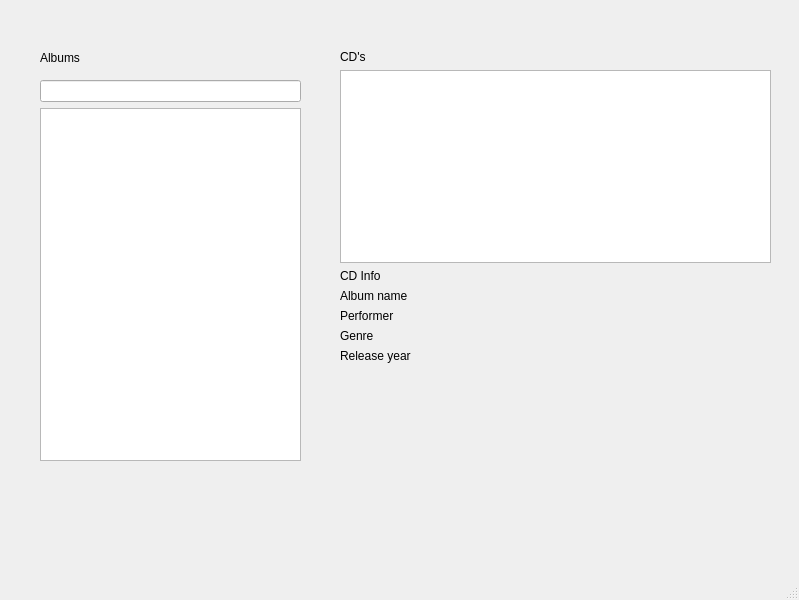
Before: the Qt Designer form ak7mp_22/ak7mp_semestral_work/mainwindow.ui in SedlarDavid/fai-utb-k4swi, drawn with Qt 5.
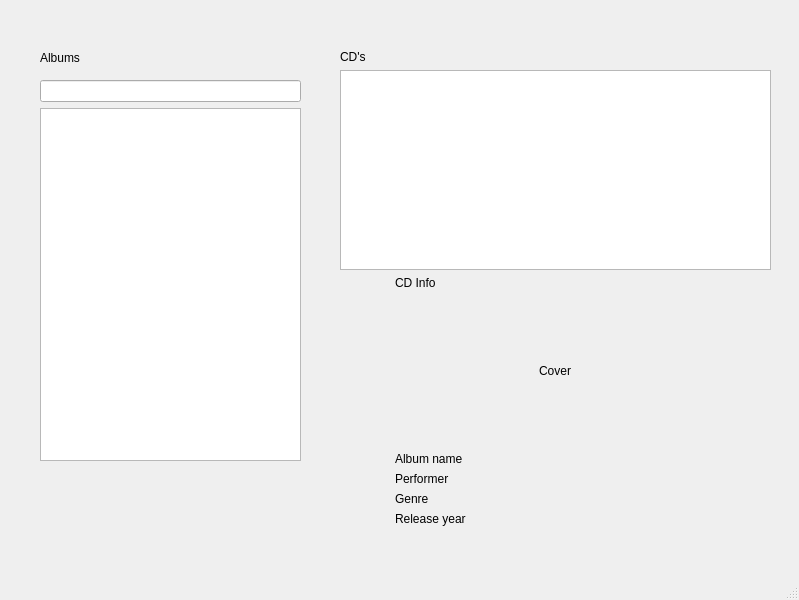
After: the same form once the commit is applied.

Commit message: album images displayed

Patch:
```diff
--- a/ak7mp_22/ak7mp_semestral_work/mainwindow.ui
+++ b/ak7mp_22/ak7mp_semestral_work/mainwindow.ui
@@ -20,7 +20,7 @@
       <x>340</x>
       <y>50</y>
       <width>431</width>
-      <height>411</height>
+      <height>516</height>
      </rect>
     </property>
     <layout class="QVBoxLayout" name="verticalLayout_4">
@@ -36,28 +36,42 @@
      </item>
      <item>
       <layout class="QGridLayout" name="gridLayout">
-       <item row="3" column="0">
-        <widget class="QLabel" name="albumGenre">
+       <item row="5" column="0">
+        <widget class="QLabel" name="albumReleaseYear">
          <property name="text">
-          <string>Genre</string>
+          <string>Release year</string>
+         </property>
+        </widget>
+       </item>
+       <item row="0" column="0">
+        <widget class="QLabel" name="label_2">
+         <property name="text">
+          <string>CD Info</string>
          </property>
         </widget>
        </item>
        <item row="2" column="0">
-        <widget class="QLabel" name="albumPerformer">
-         <property name="text">
-          <string>Performer</string>
-         </property>
-        </widget>
-       </item>
-       <item row="1" column="0">
         <widget class="QLabel" name="albumName">
          <property name="text">
           <string>Album name</string>
          </property>
         </widget>
        </item>
-       <item row="5" column="0">
+       <item row="3" column="0">
+        <widget class="QLabel" name="albumPerformer">
+         <property name="text">
+          <string>Performer</string>
+         </property>
+        </widget>
+       </item>
+       <item row="4" column="0">
+        <widget class="QLabel" name="albumGenre">
+         <property name="text">
+          <string>Genre</string>
+         </property>
+        </widget>
+       </item>
+       <item row="6" column="0">
         <spacer name="verticalSpacer">
          <property name="orientation">
           <enum>Qt::Vertical</enum>
@@ -70,17 +84,31 @@
          </property>
         </spacer>
        </item>
-       <item row="0" column="0">
-        <widget class="QLabel" name="label_2">
-         <property name="text">
-          <string>CD Info</string>
+       <item row="1" column="0">
+        <widget class="QLabel" name="albumImage">
+         <property name="sizePolicy">
+          <sizepolicy hsizetype="Fixed" vsizetype="Fixed">
+           <horstretch>0</horstretch>
+           <verstretch>0</verstretch>
+          </sizepolicy>
          </property>
-        </widget>
-       </item>
-       <item row="4" column="0">
-        <widget class="QLabel" name="albumReleaseYear">
+         <property name="minimumSize">
+          <size>
+           <width>150</width>
+           <height>150</height>
+          </size>
+         </property>
+         <property name="maximumSize">
+          <size>
+           <width>320</width>
+           <height>320</height>
+          </size>
+         </property>
          <property name="text">
-          <string>Release year</string>
+          <string>Cover</string>
+         </property>
+         <property name="alignment">
+          <set>Qt::AlignCenter</set>
          </property>
         </widget>
        </item>
```
The commit also changes 5 other files.
